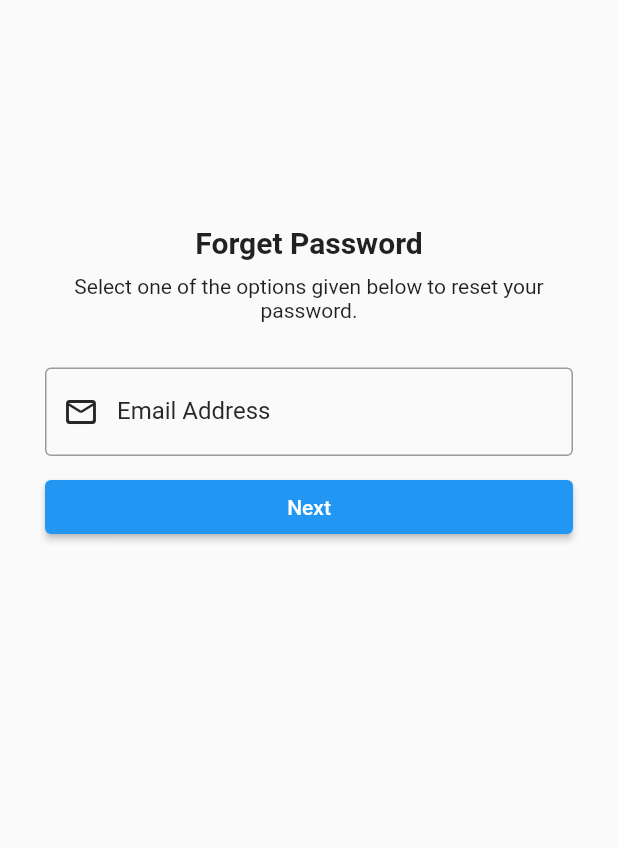
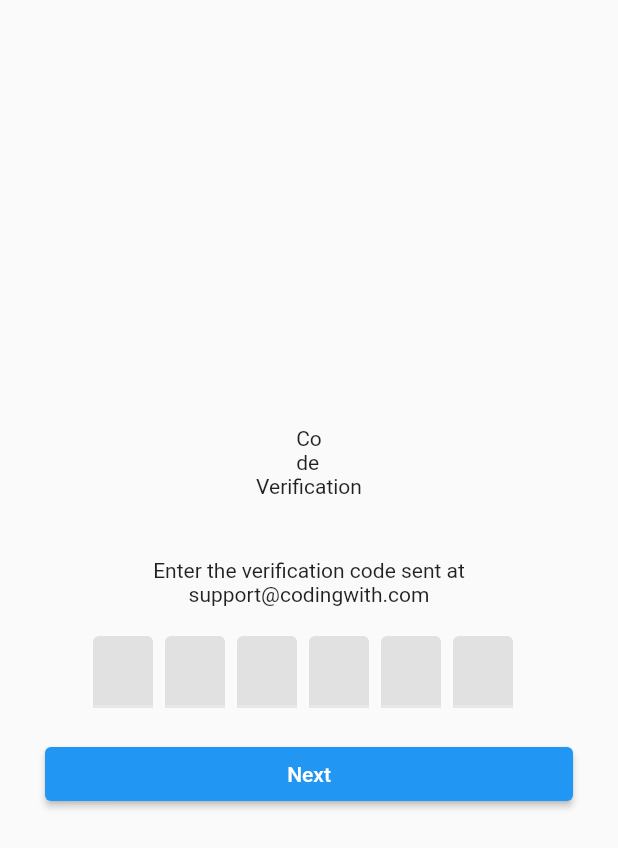
Before and after one commit to YaraHorany/Login-App, a Flutter app: the ForgetPasswordMailScreen screen opened directly, after a tap on "Next", on a phone screen of 412 x 824 dp. Shown: the top 848 px of the screen. Run offline on Flutter 3.47's test engine with Material 2 defaults, Android fonts, the phone set to English and light mode, and no system bars; drawn by our look-alikes of flutter_otp_text_field; our stand-ins replace get.

Commit message:
Initial OTP screen

```diff
--- a/lib/src/features/authentication/screens/forget_password/forget_password_mail/forget_password_mail.dart
+++ b/lib/src/features/authentication/screens/forget_password/forget_password_mail/forget_password_mail.dart
@@ -1,4 +1,6 @@
 import 'package:flutter/material.dart';
+import 'package:get/get.dart';
+import 'package:login_app/src/features/authentication/screens/forget_password/forget_password_otp/otp_screen.dart';
 
 class ForgetPasswordMailScreen extends StatelessWidget {
   const ForgetPasswordMailScreen({Key? key}) : super(key: key);
@@ -53,7 +55,9 @@ class ForgetPasswordMailScreen extends StatelessWidget {
                       SizedBox(
                         width: double.infinity,
                         child: ElevatedButton(
-                          onPressed: () {},
+                          onPressed: () {
+                            Get.to(const OTPScreen());
+                          },
                           child: const Text("Next"),
                         ),
                       ),
--- /dev/null
+++ b/lib/src/features/authentication/screens/forget_password/forget_password_otp/otp_screen.dart
@@ -0,0 +1,45 @@
+import 'package:flutter/material.dart';
+import 'package:flutter_otp_text_field/flutter_otp_text_field.dart';
+
+class OTPScreen extends StatelessWidget {
+  const OTPScreen({Key? key}) : super(key: key);
+
+  @override
+  Widget build(BuildContext context) {
+    return Scaffold(
+      body: Container(
+        padding: const EdgeInsets.all(30.0),
+        child: Column(
+          mainAxisAlignment: MainAxisAlignment.center,
+          children: [
+            const Text('Co\nde'),
+            const Text('Verification'),
+            const SizedBox(height: 40.0),
+            const Text(
+              'Enter the verification code sent at support@codingwith.com',
+              textAlign: TextAlign.center,
+            ),
+            const SizedBox(height: 20.0),
+            OtpTextField(
+              numberOfFields: 6,
+              mainAxisAlignment: MainAxisAlignment.center,
+              fillColor: Colors.black.withOpacity(0.1),
+              filled: true,
+              onSubmit: (otpCode) {
+                print(otpCode);
+              },
+            ),
+            const SizedBox(height: 20.0),
+            SizedBox(
+              width: double.infinity,
+              child: ElevatedButton(
+                onPressed: () {},
+                child: Text('Next'),
+              ),
+            ),
+          ],
+        ),
+      ),
+    );
+  }
+}
--- a/pubspec.yaml
+++ b/pubspec.yaml
@@ -37,6 +37,7 @@ dependencies:
   cupertino_icons: ^1.0.2
   get: ^4.6.5
   font_awesome_flutter: ^10.4.0
+  flutter_otp_text_field: ^1.1.1
 
 dev_dependencies:
   flutter_test:
```
Also changed, not shown: pubspec.lock.
